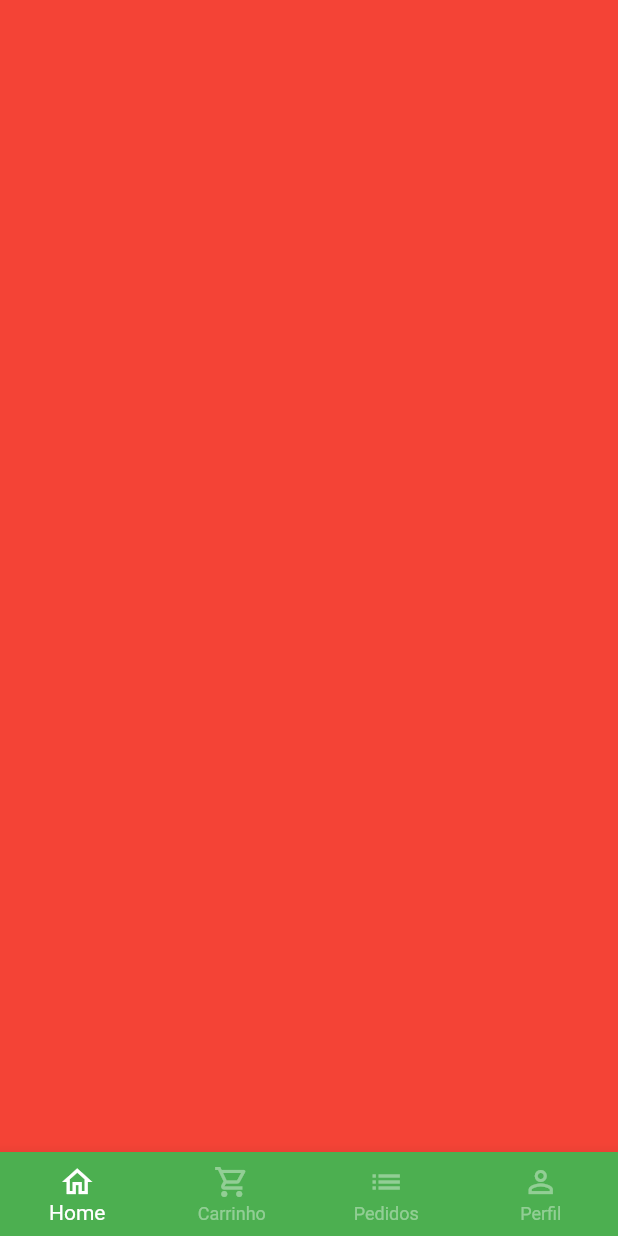
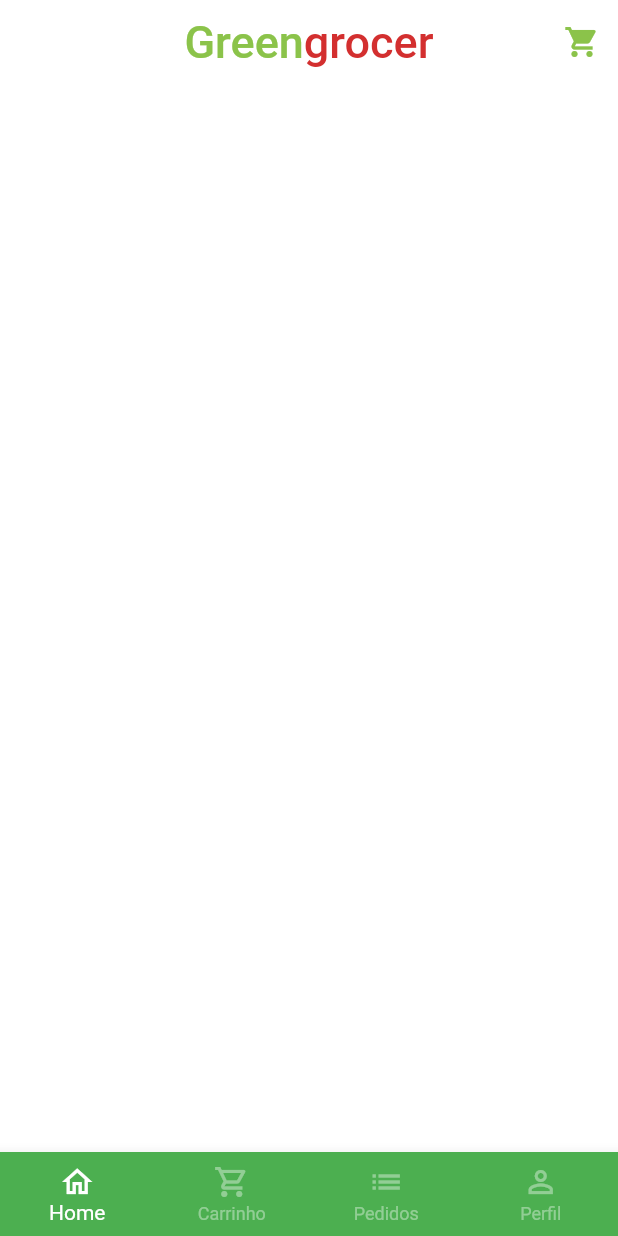
Before and after one commit to estelson/greengrocer, a Flutter app: the screen it shows after launch, after a tap on "Entrar", on a phone screen of 412 x 824 dp. Run offline on Flutter 3.47's test engine with Material 2 defaults, Android fonts, the light colour scheme and no system bars; our stand-ins replace animated_text_kit, mask_text_input_formatter.

Commit message:
AppBar com nome do app e ícone do carrinho de compras

```diff
--- a/lib/main.dart
+++ b/lib/main.dart
@@ -15,6 +15,7 @@ class MyApp extends StatelessWidget {
       title: 'Flutter Demo',
       theme: ThemeData(
         primarySwatch: Colors.green,
+        scaffoldBackgroundColor: Colors.white.withAlpha(190),
       ),
       debugShowCheckedModeBanner: false,
       home: const SignInScreen(),
--- a/lib/src/base/base_screen.dart
+++ b/lib/src/base/base_screen.dart
@@ -1,4 +1,5 @@
 import 'package:flutter/material.dart';
+import 'package:greengrocer/src/home/home_tab.dart';
 
 class BaseScreen extends StatefulWidget {
   const BaseScreen({super.key});
@@ -19,7 +20,7 @@ class _BaseScreenState extends State<BaseScreen> {
         physics: const NeverScrollableScrollPhysics(),
         controller: pageController,
         children: [
-          Container(color: Colors.red),
+          const HomeTab(),
           Container(color: Colors.yellow),
           Container(color: Colors.blue),
           Container(color: Colors.purple),
--- /dev/null
+++ b/lib/src/home/home_tab.dart
@@ -0,0 +1,52 @@
+import 'package:flutter/material.dart';
+import 'package:greengrocer/src/config/custom_colors.dart';
+
+class HomeTab extends StatelessWidget {
+  const HomeTab({super.key});
+
+  @override
+  Widget build(BuildContext context) {
+    return Scaffold(
+      // AppBar
+      appBar: AppBar(
+        backgroundColor: Colors.transparent,
+        elevation: 0,
+        centerTitle: true,
+        title: Text.rich(
+          TextSpan(
+            style: const TextStyle(
+              fontSize: 30,
+            ),
+            children: [
+              TextSpan(
+                text: "Green",
+                style: TextStyle(color: CustomColors.customSwatchColor),
+              ),
+              TextSpan(
+                text: "grocer",
+                style: TextStyle(color: CustomColors.customContrastColor),
+              ),
+            ],
+          ),
+        ),
+
+        // Carrinho de compras
+        actions: [
+          IconButton(
+            onPressed: () {},
+            icon: Icon(
+              Icons.shopping_cart,
+              color: CustomColors.customSwatchColor,
+            ),
+          ),
+        ],
+      ),
+
+      // Campo de pesquisa
+
+      // Categorias
+
+      // Grid de produtos
+    );
+  }
+}
```
